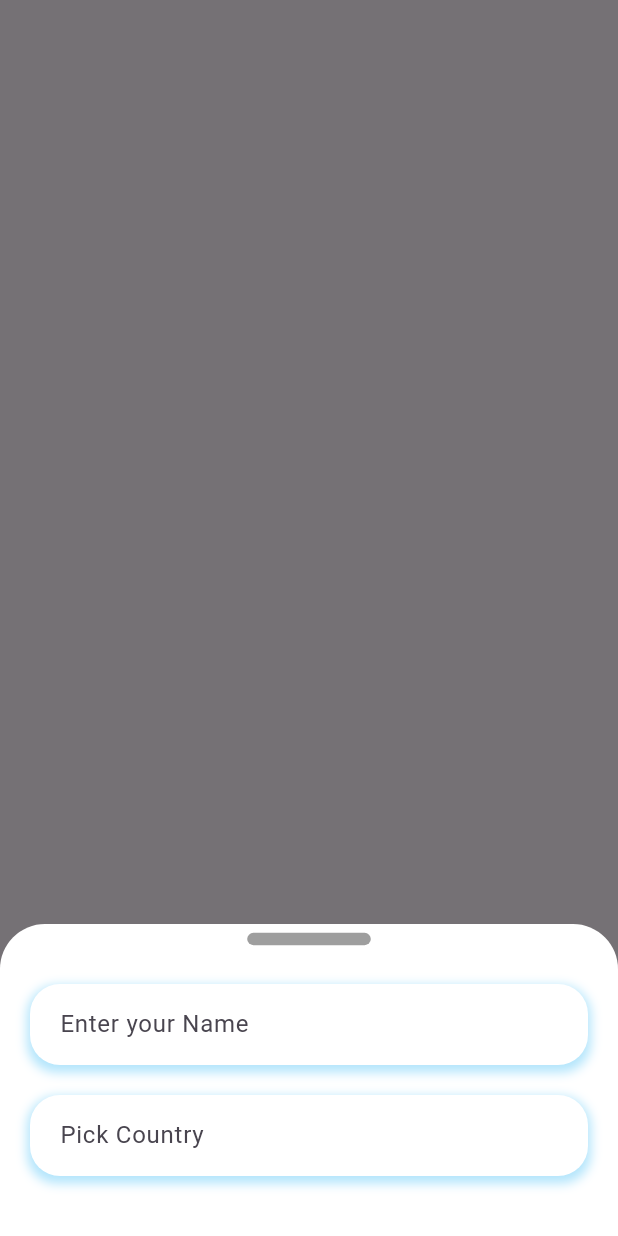
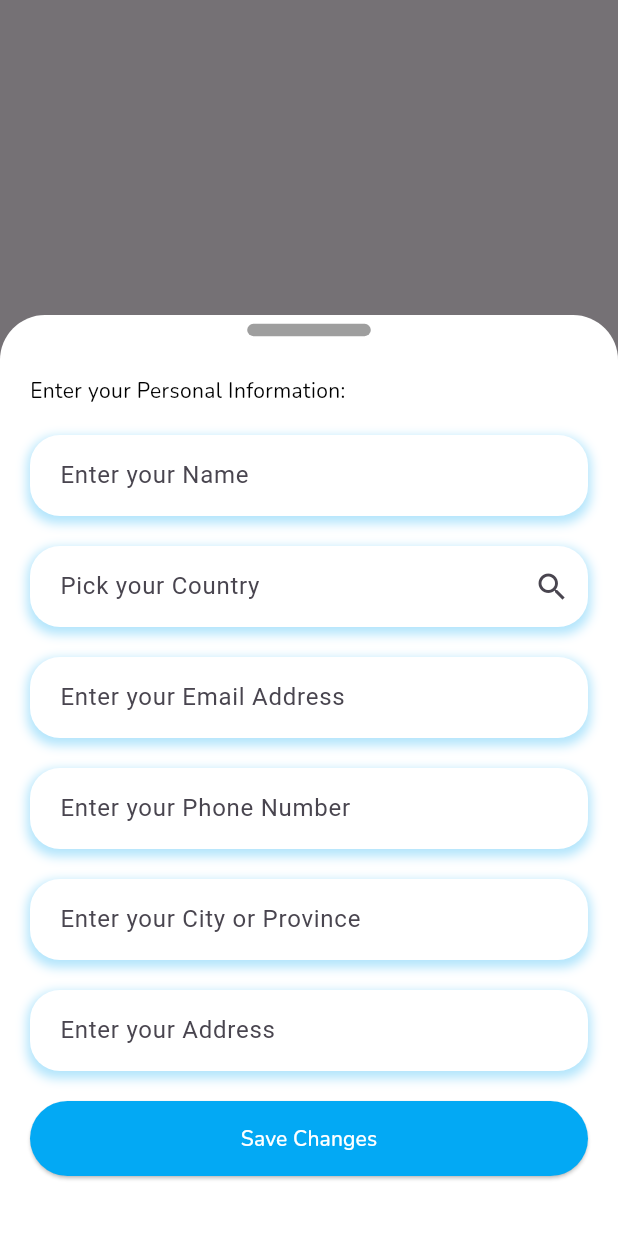
Before and after one commit to Bathhy/TamSakalApp, a Flutter app: the PopUpEditUsername widget shown alone on an empty page, opened directly, on a phone screen of 412 x 824 dp. Run offline on Flutter 3.47's test engine with Material 3 defaults, Android fonts, the phone set to English and light mode, and no system bars; our stand-ins replace country_picker, get, google_fonts, shared_preferences; accounts and stored records are empty.

Commit message:
work on profile

```diff
--- /dev/null
+++ b/lib/component_project/app_button_compo.dart
@@ -0,0 +1,32 @@
+// ignore_for_file: must_be_immutable
+
+import 'package:flutter/material.dart';
+import 'package:practiceloginlayout/colo_const/color_const.dart';
+import 'package:practiceloginlayout/component_project/Text_compo.dart';
+
+class AppButton extends StatelessWidget {
+  AppButton({
+    super.key,
+    required this.label,
+    this.onTab,
+  });
+  String? label;
+  final VoidCallback? onTab;
+  @override
+  Widget build(BuildContext context) {
+    return ElevatedButton(
+      onPressed: onTab,
+      child: UniText(
+        label: "$label",
+        color: Colors.white,
+      ),
+      style: ElevatedButton.styleFrom(
+        minimumSize: Size.fromHeight(50),
+        backgroundColor: myBlueColor,
+        shape: RoundedRectangleBorder(
+          borderRadius: BorderRadius.circular(30),
+        ),
+      ),
+    );
+  }
+}
--- a/lib/component_project/popup_bottomsheet/popup_edit_name.dart
+++ b/lib/component_project/popup_bottomsheet/popup_edit_name.dart
@@ -1,8 +1,12 @@
 import 'package:country_picker/country_picker.dart';
 import 'package:flutter/material.dart';
 import 'package:get/get.dart';
+import 'package:practiceloginlayout/component_project/Text_compo.dart';
+import 'package:practiceloginlayout/component_project/app_button_compo.dart';
 import 'package:practiceloginlayout/component_project/textformfield_compo.dart';
 import 'package:practiceloginlayout/controller/ProfileEditing_Control.dart/profil_edit_control.dart';
+import 'package:practiceloginlayout/model/profile_mode.dart';
+import 'package:practiceloginlayout/store_key/storing_key_value.dart';
 
 Future PopUpEditUsername(BuildContext context) {
   final ProfileEditingController _profilcontrol =
@@ -39,6 +43,10 @@ Future PopUpEditUsername(BuildContext context) {
                 SizedBox(
                   height: 20,
                 ),
+                UniText(label: "Enter your Personal Information:"),
+                SizedBox(
+                  height: 20,
+                ),
                 textformNoIcon(
                   label: "Enter your Name",
                   controller: _profilcontrol.UsernameEditing,
@@ -47,8 +55,9 @@ Future PopUpEditUsername(BuildContext context) {
                   height: 20,
                 ),
                 textformNoIcon(
-                  label: "Pick Country",
-                  controller: _profilcontrol.UsernameEditing,
+                  controller: _profilcontrol.SelectCountry,
+                  label: "Pick your Country",
+                  icondata: Icons.search,
                   onpress: () {
                     showCountryPicker(
                         context: context,
@@ -64,9 +73,56 @@ Future PopUpEditUsername(BuildContext context) {
                           ),
                           inputDecoration: InputDecoration(),
                         ),
-                        onSelect: (Country country) {});
+                        onSelect: (Country country) {
+                          _profilcontrol.SelectCountry.text = country.name;
+                          print(
+                              'Select country ==>> ${_profilcontrol.SelectCountry.text}');
+                        });
                   },
                 ),
+                SizedBox(
+                  height: 20,
+                ),
+                textformNoIcon(
+                  label: "Enter your Email Address",
+                  controller: _profilcontrol.EmailAddressTextControl,
+                ),
+                SizedBox(
+                  height: 20,
+                ),
+                textformNoIcon(
+                  label: "Enter your Phone Number",
+                  controller: _profilcontrol.PhoneNumberTextControl,
+                ),
+                SizedBox(
+                  height: 20,
+                ),
+                textformNoIcon(
+                  label: "Enter your City or Province",
+                  controller: _profilcontrol.CityTextControl,
+                ),
+                SizedBox(
+                  height: 20,
+                ),
+                textformNoIcon(
+                  label: "Enter your Address",
+                  controller: _profilcontrol.AddressTextControl,
+                ),
+                SizedBox(height: 20),
+                AppButton(
+                  label: "Save Changes",
+                  onTab: () {
+                    _profilcontrol.addCountry(
+                        ProfileModel(
+                            country: _profilcontrol.SelectCountry.text,
+                            Name: _profilcontrol.UsernameEditing.text,
+                            Email: _profilcontrol.EmailAddressTextControl.text,
+                            city: _profilcontrol.CityTextControl.text,
+                            Phonenumber:
+                                _profilcontrol.PhoneNumberTextControl.text,),
+                        UserInfo);
+                  },
+                )
               ],
             ),
           ));
--- /dev/null
+++ b/lib/model/profile_mode.dart
@@ -0,0 +1,35 @@
+class ProfileModel {
+  String Name;
+  String country;
+  String Email;
+  String city;
+  // String Address;
+  String Phonenumber;
+
+  ProfileModel({
+    required this.country,
+    required this.Name,
+    required this.Email,
+    required this.city,
+    // required this.Address,
+    required this.Phonenumber,
+  });
+
+  factory ProfileModel.fromJson(Map<String, dynamic> json) => ProfileModel(
+        country: json["country"],
+        Name: json["Name"],
+        Email: json["Email"],
+        city: json["city"],
+        // Address: json["address"],
+        Phonenumber: json["Phonenumber"],
+      );
+
+  Map<String, dynamic> toJson() => {
+        "country": country,
+        "Name": Name,
+        "Email": Email,
+        "city": city,
+        // "address": Address,
+        "Phonenumber": Phonenumber,
+      };
+}
--- a/lib/store_key/storing_key_value.dart
+++ b/lib/store_key/storing_key_value.dart
@@ -1 +1,2 @@
-final  String loginkey = 'islogin';
+final String loginkey = 'islogin';
+final String UserInfo = 'EditUserinfo';
```
Also changed, not shown: lib/Local_db/local_db.dart (+40 -0 lines), lib/bottom_navi_view/account_view/personal_prof_view.dart (+38 -46 lines), lib/controller/ProfileEditing_Control.dart/profil_edit_control.dart (+46 -2 lines).
